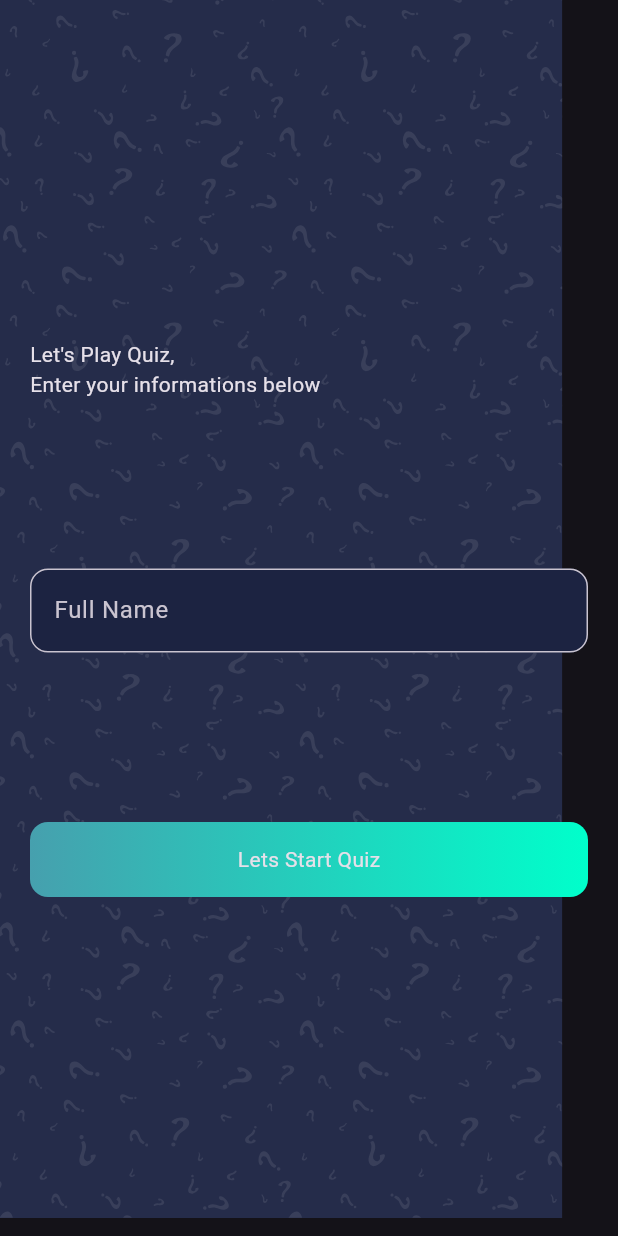
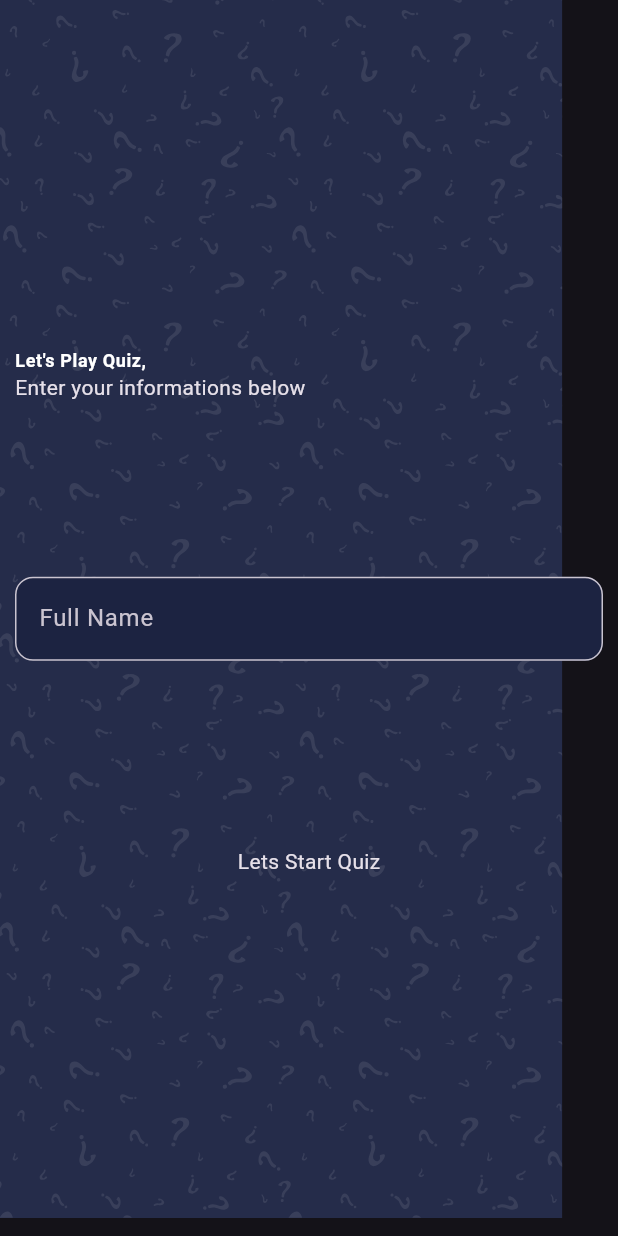
Before and after one commit to bijuaryal91/QuizApp, a Flutter app: the screen it shows after launch, on a phone screen of 412 x 824 dp. Run offline on Flutter 3.47's test engine with Material 3 defaults, Android fonts, the phone set to English and light mode, and no system bars; our stand-ins replace flutter_svg, get.

```diff
--- a/lib/screens/welcome/welcome_screen.dart
+++ b/lib/screens/welcome/welcome_screen.dart
@@ -1,6 +1,7 @@
 import 'package:flutter/material.dart';
 import 'package:flutter_svg/svg.dart';
-import 'package:quiz_app/constants.dart';
+import 'package:get/get.dart';
+import 'package:quiz_app/screens/quiz/quiz_screen.dart';
 
 class WelcomeScreen extends StatelessWidget {
   const WelcomeScreen({super.key});
@@ -13,17 +14,19 @@ class WelcomeScreen extends StatelessWidget {
           SvgPicture.asset("assets/icons/bg.svg", fit: BoxFit.fill),
           SafeArea(
             child: Padding(
-              padding: const EdgeInsets.symmetric(horizontal: kDefaultPadding),
+              padding: const EdgeInsets.symmetric(horizontal: 10),
               child: Column(
                 crossAxisAlignment: CrossAxisAlignment.start,
                 children: [
-                  const Spacer(flex: 2), //2/6
-                  const Text(
+                  Spacer(flex: 2), //2/6
+                  Text(
                     "Let's Play Quiz,",
+                    style: Theme.of(context).textTheme.bodySmall?.copyWith(
+                        color: Colors.white, fontWeight: FontWeight.bold),
                   ),
-                  const Text("Enter your informations below"),
-                  const Spacer(), // 1/6
-                  const TextField(
+                  Text("Enter your informations below"),
+                  Spacer(), // 1/6
+                  TextField(
                     decoration: InputDecoration(
                       filled: true,
                       fillColor: Color(0xFF1C2341),
@@ -33,24 +36,22 @@ class WelcomeScreen extends StatelessWidget {
                       ),
                     ),
                   ),
-                  const Spacer(), // 1/6
+                  Spacer(), // 1/6
                   InkWell(
-                    onTap: () {},
+                    onTap: () => Get.to(QuizScreen()),
                     child: Container(
                       width: double.infinity,
                       alignment: Alignment.center,
-                      padding:
-                          const EdgeInsets.all(kDefaultPadding * 0.75), // 15
-                      decoration: const BoxDecoration(
-                        gradient: kPrimaryGradient,
+                      padding: EdgeInsets.all(10 * 0.75), // 15
+                      decoration: BoxDecoration(
                         borderRadius: BorderRadius.all(Radius.circular(12)),
                       ),
-                      child: const Text(
+                      child: Text(
                         "Lets Start Quiz",
                       ),
                     ),
                   ),
-                  const Spacer(flex: 2), // it will take 2/6 spaces
+                  Spacer(flex: 2), // it will take 2/6 spaces
                 ],
               ),
             ),
```
Also changed, not shown: lib/screens/quiz/quiz_screen.dart (added, +21 -0 lines), lib/screens/score/score_screen.dart (added).
